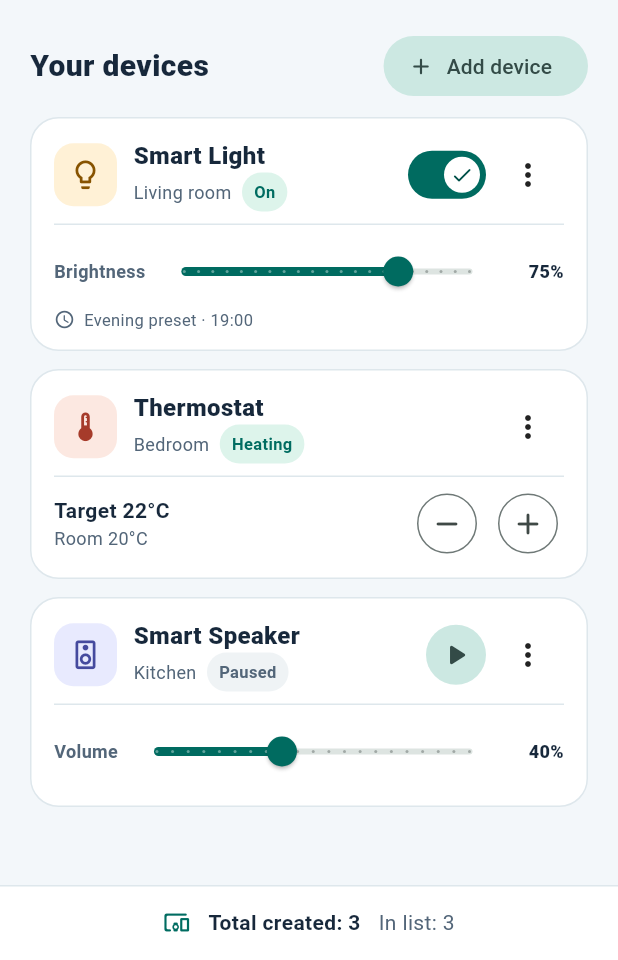
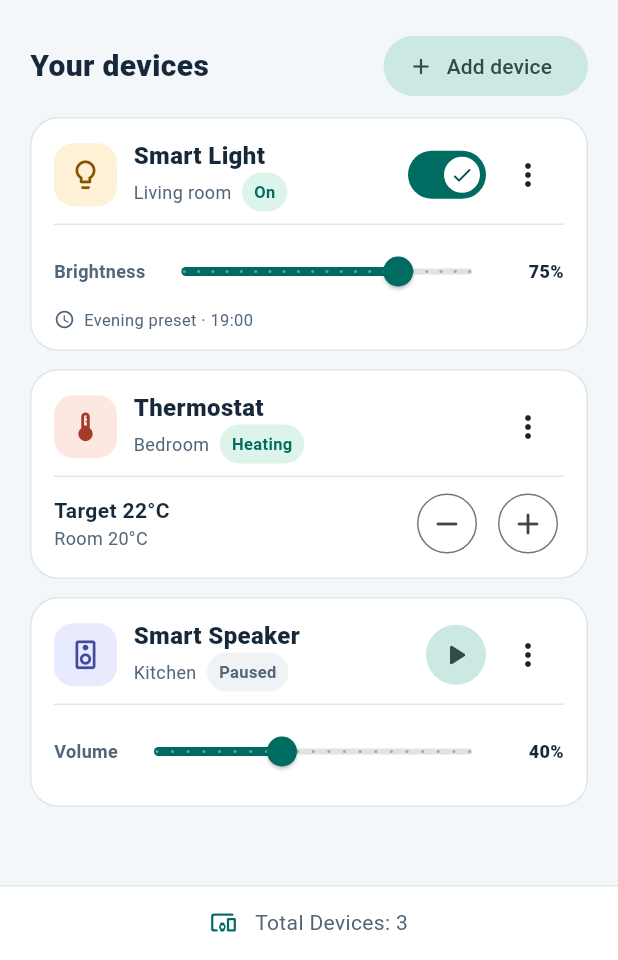
Before and after one commit to ufukzkn/mobile-programming-homeworks, a Flutter app: the screen it shows after launch, on a phone screen of 412 x 824 dp, the part 276-1236 px from its top. Run offline on Flutter 3.47's test engine with Material 3 defaults, Android fonts, the phone set to English and light mode, and no system bars.

Commit message:
fix "Total created:"

```diff
--- a/hw2/lib/main.dart
+++ b/hw2/lib/main.dart
@@ -153,15 +153,9 @@ class _HomeScreenState extends State<HomeScreen> {
             runSpacing: 4,
             children: [
               const Icon(Icons.devices_other_rounded, size: 18, color: _accent),
+
               Text(
-                'Total created: ${SmartDevice.totalDevices}',
-                style: const TextStyle(
-                  color: _ink,
-                  fontWeight: FontWeight.w700,
-                ),
-              ),
-              Text(
-                'In list: ${_devices.length}',
+                'Total Devices: ${_devices.length}',
                 style: const TextStyle(color: _muted),
               ),
             ],
```
